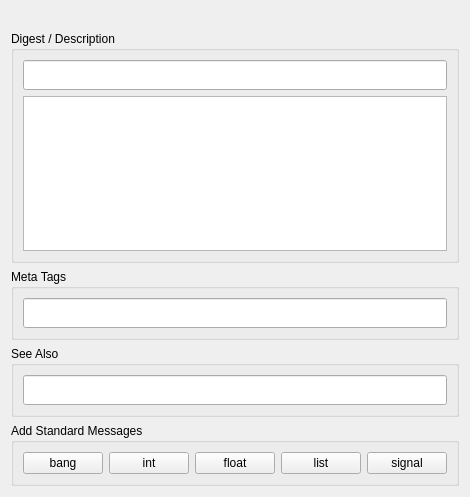
Above: src/Edit/PagePatch.ui from xavierxeon-music/HelpForMax before the change. Below: the same form after it.
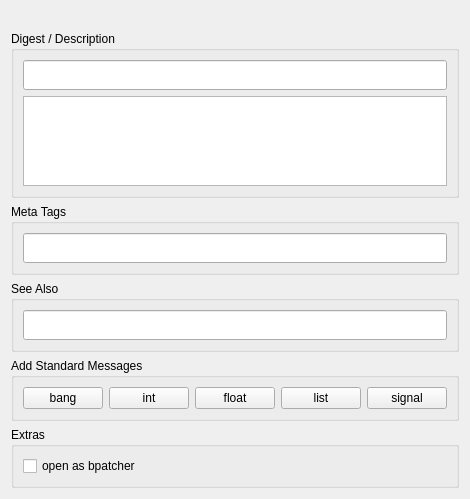
That is the form after the change.

Patch:
```diff
--- a/src/Edit/PagePatch.ui
+++ b/src/Edit/PagePatch.ui
@@ -7,7 +7,7 @@
     <x>0</x>
     <y>0</y>
     <width>412</width>
-    <height>497</height>
+    <height>499</height>
    </rect>
   </property>
   <property name="windowTitle">
@@ -140,6 +140,25 @@
      </layout>
     </widget>
    </item>
+   <item>
+    <widget class="QGroupBox" name="extraGroup">
+     <property name="title">
+      <string>Extras</string>
+     </property>
+     <property name="flat">
+      <bool>true</bool>
+     </property>
+     <layout class="QHBoxLayout" name="horizontalLayout_2">
+      <item>
+       <widget class="QCheckBox" name="openAsBPatcherCheck">
+        <property name="text">
+         <string>open as bpatcher</string>
+        </property>
+       </widget>
+      </item>
+     </layout>
+    </widget>
+   </item>
   </layout>
  </widget>
  <resources/>
```
